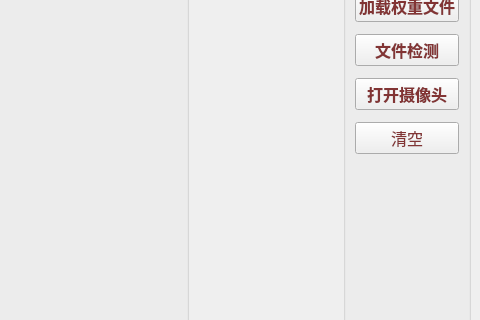
Qt form MainUI.ui (QuantumHW/FlowerRecognitionSystem) before a commit; both pictures show x 920 to 1400 and y 110 to 430 of the 1400 by 800 pixel window.
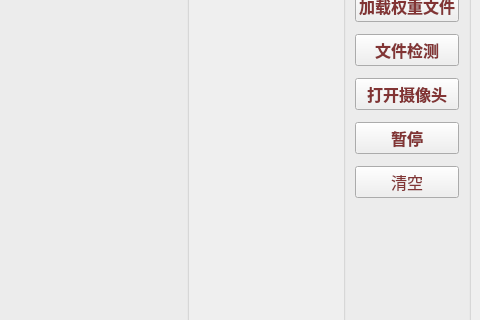
The same form after that commit. Icons and pictures are not drawn.

Commit message: 新增暂停按钮，优化输出逻辑

```diff
--- a/MainUI.ui
+++ b/MainUI.ui
@@ -249,6 +249,33 @@
          </property>
         </widget>
        </item>
+       <item>
+        <widget class="QPushButton" name="button_playing">
+         <property name="font">
+          <font>
+           <pointsize>12</pointsize>
+           <weight>75</weight>
+           <bold>true</bold>
+          </font>
+         </property>
+         <property name="cursor">
+          <cursorShape>PointingHandCursor</cursorShape>
+         </property>
+         <property name="text">
+          <string>暂停</string>
+         </property>
+         <property name="icon">
+          <iconset>
+           <normaloff>source/pause.png</normaloff>source/pause.png</iconset>
+         </property>
+         <property name="iconSize">
+          <size>
+           <width>40</width>
+           <height>40</height>
+          </size>
+         </property>
+        </widget>
+       </item>
        <item>
         <widget class="QPushButton" name="button_clean">
          <property name="font">
```
Left out of the diff: 3 changed lines with no effect on the pictures. The commit also changes 5 other files.
